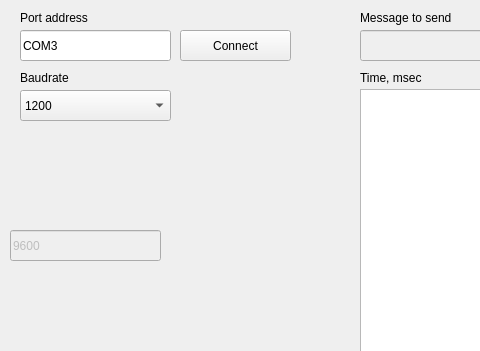
First picture: the form in mainwindow.ui, repository aleksandrbazhin/just_another_serial_logger, before the edit; both pictures show x 0 to 480 and y 0 to 351 of the 991 by 644 pixel window.
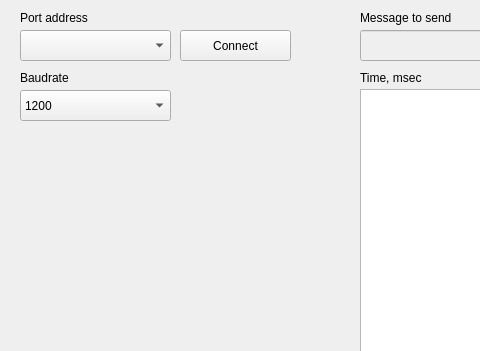
Second picture: the form after the edit.

Commit message: port com scan

Diff of the .ui file:
```diff
--- a/mainwindow.ui
+++ b/mainwindow.ui
@@ -27,19 +27,6 @@
      <string>Connect</string>
     </property>
    </widget>
-   <widget class="QLineEdit" name="portLineEdit">
-    <property name="geometry">
-     <rect>
-      <x>20</x>
-      <y>30</y>
-      <width>151</width>
-      <height>31</height>
-     </rect>
-    </property>
-    <property name="text">
-     <string>COM3</string>
-    </property>
-   </widget>
    <widget class="QLabel" name="portLabel">
     <property name="geometry">
      <rect>
@@ -69,25 +56,6 @@
      <string>Start record</string>
     </property>
    </widget>
-   <widget class="QLineEdit" name="baudLineEdit">
-    <property name="enabled">
-     <bool>false</bool>
-    </property>
-    <property name="geometry">
-     <rect>
-      <x>10</x>
-      <y>230</y>
-      <width>151</width>
-      <height>31</height>
-     </rect>
-    </property>
-    <property name="text">
-     <string>9600</string>
-    </property>
-    <property name="readOnly">
-     <bool>true</bool>
-    </property>
-   </widget>
    <widget class="QLabel" name="baudLabel">
     <property name="geometry">
      <rect>
@@ -278,6 +246,16 @@
      </property>
     </item>
    </widget>
+   <widget class="QComboBox" name="portComboBox">
+    <property name="geometry">
+     <rect>
+      <x>20</x>
+      <y>30</y>
+      <width>151</width>
+      <height>31</height>
+     </rect>
+    </property>
+   </widget>
   </widget>
   <widget class="QStatusBar" name="statusBar"/>
  </widget>
```
Left out of the diff: 5 changed lines with no effect on the pictures. The commit also changes 2 other files.
